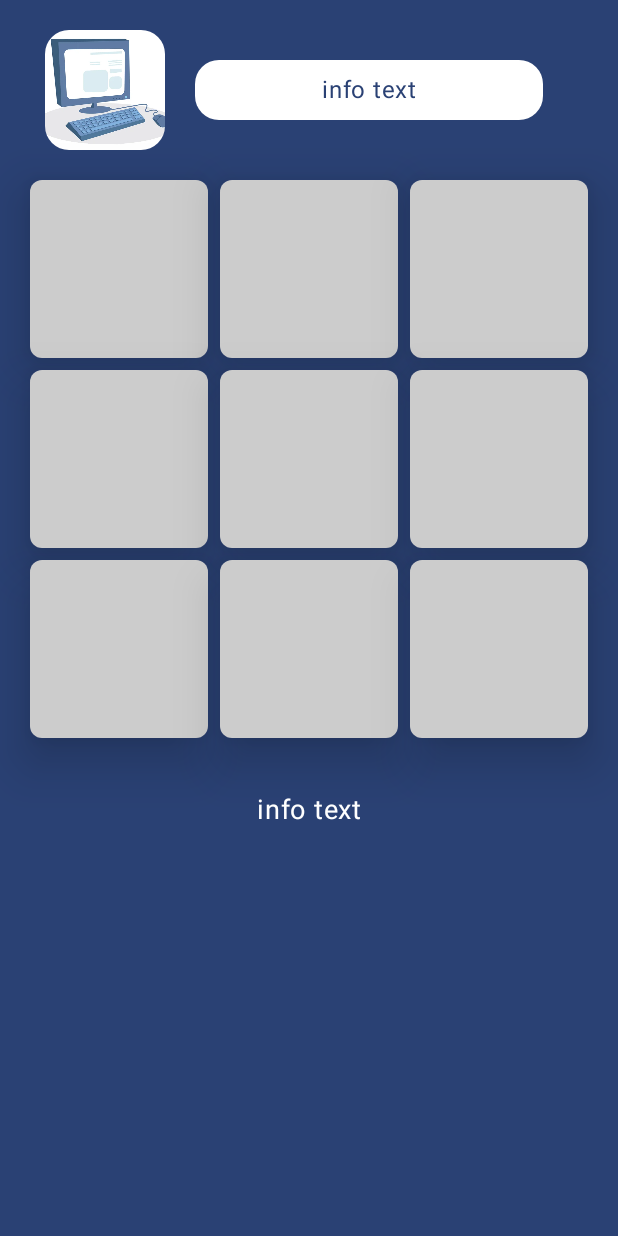
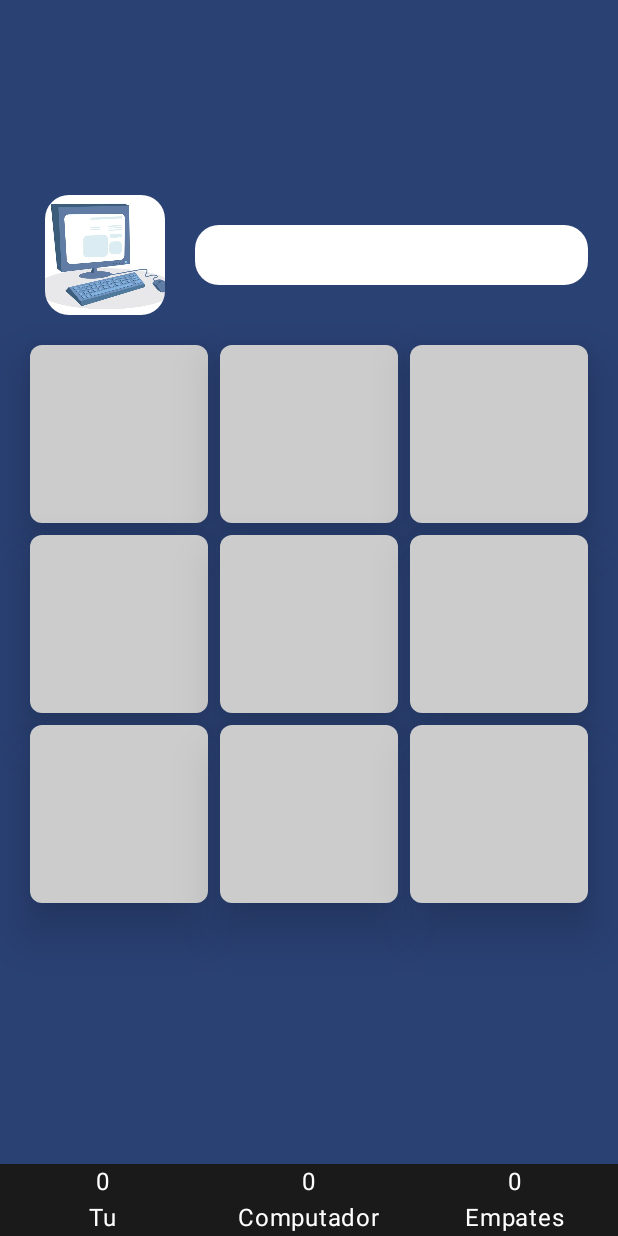
Before and after one commit to dbustos106/dadm-2024-2, an Android app built with Jetpack Compose: the screen it shows after launch (MainActivity), on a phone screen of 412 x 824 dp. Run offline under Robolectric (Android 15) with nearby library versions, the phone set to English and light mode, and no system bars.

Commit message:
GUI terminada

```diff
--- a/reto_3/AndroidTicTacToe/app/src/main/java/com/example/androidtic_tac_toe/MainActivity.kt
+++ b/reto_3/AndroidTicTacToe/app/src/main/java/com/example/androidtic_tac_toe/MainActivity.kt
@@ -17,7 +17,7 @@ class MainActivity : ComponentActivity() {
         setContent {
             AndroidTicTacToeTheme {
                 Scaffold(modifier = Modifier.fillMaxSize()) {
-                        innerPadding -> GameScreen(modifier = Modifier.padding(innerPadding))
+                        innerPadding -> GameScreen(modifier = Modifier.padding(innerPadding).fillMaxSize())
                 }
             }
         }
--- a/reto_3/AndroidTicTacToe/app/src/main/java/com/example/androidtic_tac_toe/ui/GameScreen.kt
+++ b/reto_3/AndroidTicTacToe/app/src/main/java/com/example/androidtic_tac_toe/ui/GameScreen.kt
@@ -6,9 +6,7 @@ import androidx.compose.foundation.layout.Arrangement
 import androidx.compose.foundation.layout.Box
 import androidx.compose.foundation.layout.Column
 import androidx.compose.foundation.layout.Row
-import androidx.compose.foundation.layout.Spacer
 import androidx.compose.foundation.layout.aspectRatio
-import androidx.compose.foundation.layout.fillMaxSize
 import androidx.compose.foundation.layout.fillMaxWidth
 import androidx.compose.foundation.layout.height
 import androidx.compose.foundation.layout.padding
@@ -23,10 +21,11 @@ import androidx.compose.runtime.collectAsState
 import androidx.compose.runtime.getValue
 import androidx.compose.ui.Alignment
 import androidx.compose.ui.Modifier
+import androidx.compose.ui.draw.alpha
 import androidx.compose.ui.draw.clip
-import androidx.compose.ui.graphics.Color
 import androidx.compose.ui.layout.ContentScale
 import androidx.compose.ui.res.painterResource
+import androidx.compose.ui.res.stringResource
 import androidx.compose.ui.text.style.TextAlign
 import androidx.compose.ui.tooling.preview.Preview
 import androidx.compose.ui.unit.dp
@@ -34,74 +33,120 @@ import androidx.compose.ui.unit.sp
 import androidx.lifecycle.viewmodel.compose.viewModel
 import com.example.androidtic_tac_toe.R
 import com.example.androidtic_tac_toe.ui.theme.AndroidTicTacToeTheme
+import com.example.androidtic_tac_toe.ui.theme.veryDarkGray
 
 @Composable
 fun GameScreen(gameViewModel: GameViewModel = viewModel(), modifier: Modifier = Modifier) {
     val gameUiState by gameViewModel.uiState.collectAsState()
 
     Column(
-        verticalArrangement = Arrangement.Top,
+        verticalArrangement = Arrangement.SpaceBetween,
+        horizontalAlignment = Alignment.CenterHorizontally,
+        modifier = modifier
+    ) {
+        Column(
+            verticalArrangement = Arrangement.Center,
             horizontalAlignment = Alignment.Start,
-        modifier = modifier.fillMaxSize().background(colorScheme.primary)
+            modifier = Modifier
+                .fillMaxWidth()
+                .background(colorScheme.primary)
+                .weight(1f)
         ) {
 
+            val opacity = if (gameUiState.currentPlayer == HUMAN_PLAYER) 0.4f else 1f
+
+            GameComputerSection(
+                currentPlayer = gameUiState.currentPlayer,
+                computerMessage = gameUiState.computerMessage,
+                modifier = Modifier
+                    .padding(start = 30.dp)
+                    .alpha(opacity)
+            )
+
+            GameBoard(
+                board = gameUiState.board,
+                onClick = { location -> gameViewModel.handlePlayerTurn(location) },
+                modifier = Modifier.padding(16.dp)
+            )
+
+            Text(
+                text = gameUiState.infoText,
+                fontSize = 18.sp,
+                color = colorScheme.onPrimary,
+                textAlign = TextAlign.Start,
+                modifier = Modifier.padding(start = 30.dp)
+            )
+        }
+
+        GameBar(
+            numberTies = gameUiState.numberTies,
+            numberPlayerWins = gameUiState.numberPlayerWins,
+            numberComputerWins = gameUiState.numberComputerWins,
+            modifier = Modifier
+                .fillMaxWidth()
+                .background(veryDarkGray)
+        )
+    }
+}
+
+@Composable
+fun GameComputerSection(
+    currentPlayer: Char,
+    computerMessage: String,
+    modifier: Modifier = Modifier
+) {
     Row(
         horizontalArrangement = Arrangement.End,
         verticalAlignment = Alignment.CenterVertically,
-            modifier = modifier.padding(start = 30.dp, top = 20.dp, end = 30.dp)
+        modifier = modifier
     ){
         Image(
             painter = painterResource(R.drawable.computer),
             contentDescription = null,
             contentScale = ContentScale.Crop,
-                modifier = modifier.size(80.dp).clip(RoundedCornerShape(16.dp))
+            modifier = Modifier
+                .size(80.dp)
+                .clip(RoundedCornerShape(16.dp))
         )
 
+        if(currentPlayer == COMPUTER_PLAYER) {
             Box(
-                modifier = modifier.height(80.dp)
+                modifier = Modifier
+                    .height(80.dp)
                     .padding(20.dp)
                     .clip(RoundedCornerShape(16.dp))
                     .background(colorScheme.onPrimary)
             ) {
                 Text(
-                    text = gameUiState.infoText,
+                    text = computerMessage,
                     color = colorScheme.primary,
                     textAlign = TextAlign.Center,
-                    modifier = modifier.fillMaxWidth()
+                    modifier = Modifier
+                        .fillMaxWidth()
                         .align(Alignment.Center)
-                )
-            }
-
-        }
-
-        GameBoard(
-            board = gameUiState.board,
-            onClick = { location -> gameViewModel.handlePlayerTurn(location) },
-            modifier = modifier
-        )
-
-        Spacer(modifier = modifier.height(16.dp))
-
-        Text(text = gameUiState.infoText,
-            fontSize = 18.sp,
-            color = colorScheme.onPrimary,
-            textAlign = TextAlign.Center,
-            modifier = modifier.fillMaxWidth()
                 )
             }
         }
 
+    }
+}
+
 @Composable
-fun GameBoard(board: List<ButtonState>, onClick: (Int) -> Unit, modifier: Modifier = Modifier) {
+fun GameBoard(
+    board: List<ButtonState>,
+    onClick: (Int) -> Unit,
+    modifier: Modifier = Modifier
+) {
     Column(
         verticalArrangement = Arrangement.Center,
         horizontalAlignment = Alignment.CenterHorizontally,
-        modifier = modifier.padding(16.dp)
+        modifier = modifier
     ) {
         for (row in 0..2) {
             Row(
+                verticalAlignment = Alignment.CenterVertically,
                 horizontalArrangement = Arrangement.Center,
-                modifier = modifier
+                modifier = Modifier
             ) {
                 for (col in 0..2) {
                     val location = row * 3 + col
@@ -109,7 +154,10 @@ fun GameBoard(board: List<ButtonState>, onClick: (Int) -> Unit, modifier: Modifi
                         board = board,
                         onClick = onClick,
                         location = location,
-                        modifier =  modifier.weight(1f).aspectRatio(1f)
+                        modifier = Modifier
+                            .weight(1f)
+                            .aspectRatio(1f)
+                            .padding(4.dp)
                     )
                 }
             }
@@ -118,14 +166,17 @@ fun GameBoard(board: List<ButtonState>, onClick: (Int) -> Unit, modifier: Modifi
 }
 
 @Composable
-fun GameButton(board: List<ButtonState>, onClick: (Int) -> Unit, location: Int, modifier: Modifier = Modifier) {
+fun GameButton(
+    board: List<ButtonState>,
+    onClick: (Int) -> Unit,
+    location: Int,
+    modifier: Modifier = Modifier
+) {
     ElevatedButton (
         onClick = { onClick(location) },
         shape = RoundedCornerShape(8.dp),
         enabled = board[location].isEnabled,
-        modifier = modifier
-            .fillMaxSize()
-            .padding(4.dp),
+        modifier = modifier,
         elevation = ButtonDefaults.elevatedButtonElevation(
             defaultElevation = 20.dp,
             pressedElevation = 16.dp
@@ -139,6 +190,36 @@ fun GameButton(board: List<ButtonState>, onClick: (Int) -> Unit, location: Int,
     }
 }
 
+@Composable
+fun GameBar(
+    numberTies: Int,
+    numberPlayerWins: Int,
+    numberComputerWins: Int,
+    modifier: Modifier = Modifier
+) {
+    Row(
+        verticalAlignment = Alignment.CenterVertically,
+        horizontalArrangement = Arrangement.SpaceAround,
+        modifier = modifier
+    ) {
+        GameBarItem(score = numberPlayerWins, label = stringResource(R.string.tu), Modifier.weight(1f))
+        GameBarItem(score = numberComputerWins, label = stringResource(R.string.computador), Modifier.weight(1f))
+        GameBarItem(score = numberTies, label = stringResource(R.string.empates), Modifier.weight(1f))
+    }
+}
+
+@Composable
+fun GameBarItem(score: Int, label: String, modifier: Modifier = Modifier) {
+    Column(
+        verticalArrangement = Arrangement.Center,
+        horizontalAlignment = Alignment.CenterHorizontally,
+        modifier = modifier
+    ) {
+        Text(text = score.toString(), color = colorScheme.onPrimary)
+        Text(text = label, color = colorScheme.onPrimary)
+    }
+}
+
 @Preview(showBackground = true)
 @Composable
 fun GameScreenPreview() {
--- a/reto_3/AndroidTicTacToe/app/src/main/java/com/example/androidtic_tac_toe/ui/GameUIState.kt
+++ b/reto_3/AndroidTicTacToe/app/src/main/java/com/example/androidtic_tac_toe/ui/GameUIState.kt
@@ -18,5 +18,6 @@ data class GameUiState(
     val numberPlayerWins: Int = 0,
     val numberComputerWins: Int = 0,
     val numberTies: Int = 0,
-    val infoText: String = "info text"
+    val infoText: String = " ",
+    val computerMessage: String = " "
 )
--- a/reto_3/AndroidTicTacToe/app/src/main/java/com/example/androidtic_tac_toe/ui/GameViewModel.kt
+++ b/reto_3/AndroidTicTacToe/app/src/main/java/com/example/androidtic_tac_toe/ui/GameViewModel.kt
@@ -30,6 +30,7 @@ class GameViewModel : ViewModel() {
      */
     fun startNewGame(){
         _uiState.value = GameUiState(currentPlayer = selectRandomPlayer())
+
     }
 
     private fun selectRandomPlayer(): Char {
@@ -37,6 +38,10 @@ class GameViewModel : ViewModel() {
             return HUMAN_PLAYER
         }
         return COMPUTER_PLAYER
+    }
+
+    fun makeComputerMove(){
+
     }
 
     fun handlePlayerTurn(location: Int){
@@ -83,7 +88,7 @@ class GameViewModel : ViewModel() {
      * to actually make the computer move to that location.
      * @return The best move for the computer to make (0-8).
      */
-    private fun getComputerMove(): Int {
+    private fun getBetterComputerMove(): Int {
         var blockingMove: Int? = null
         val board = _uiState.value.board.toMutableList()
 
--- a/reto_3/AndroidTicTacToe/app/src/main/java/com/example/androidtic_tac_toe/ui/theme/Color.kt
+++ b/reto_3/AndroidTicTacToe/app/src/main/java/com/example/androidtic_tac_toe/ui/theme/Color.kt
@@ -1,6 +1,8 @@
 package com.example.androidtic_tac_toe.ui.theme
 
 import androidx.compose.ui.graphics.Color
+
+val veryDarkGray = Color(0xFF1A1A1A)
 
 val defaultButtonColor = Color.LightGray
 val defaultButtonTextColor = Color.Black
--- a/reto_3/AndroidTicTacToe/app/src/main/res/values/strings.xml
+++ b/reto_3/AndroidTicTacToe/app/src/main/res/values/strings.xml
@@ -1,10 +1,5 @@
 <resources>
-    <string name="app_name">Android Tic-Tac-Toe</string>
-    <string name="player_x_s_turn">Player X\'s turn</string>
-    <string name="it_s_your_turn">It\'s your turn.</string>
-    <string name="it_s_a_tie">It\'s a tie!</string>
-    <string name="you_won">You won!</string>
-    <string name="android_won">Android won!</string>
-    <string name="it_s_android_s_turn">It\'s Android\'s turn.</string>
-    <string name="you_go_first">You go first.</string>
+    <string name="tu">Tu</string>
+    <string name="computador">Computador</string>
+    <string name="empates">Empates</string>
 </resources>
```
Lines whose indentation alone changed are shown as unchanged.
